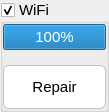
Qt form aui/gui/robot/internal/ui/wifi.ui (argenortega/AUI) before a commit.
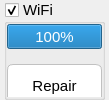
The same form after that commit. Custom widgets are drawn as their Qt base class.

```diff
--- a/aui/gui/robot/internal/ui/wifi.ui
+++ b/aui/gui/robot/internal/ui/wifi.ui
@@ -11,7 +11,7 @@
    </rect>
   </property>
   <property name="sizePolicy">
-   <sizepolicy hsizetype="Minimum" vsizetype="Preferred">
+   <sizepolicy hsizetype="Maximum" vsizetype="Preferred">
     <horstretch>0</horstretch>
     <verstretch>0</verstretch>
    </sizepolicy>
@@ -35,11 +35,17 @@
    <item>
     <widget class="QGroupBox" name="wifiLevel">
      <property name="sizePolicy">
-      <sizepolicy hsizetype="Minimum" vsizetype="Preferred">
+      <sizepolicy hsizetype="Maximum" vsizetype="Preferred">
        <horstretch>0</horstretch>
        <verstretch>0</verstretch>
       </sizepolicy>
      </property>
+     <property name="minimumSize">
+      <size>
+       <width>0</width>
+       <height>30</height>
+      </size>
+     </property>
      <property name="font">
       <font>
        <pointsize>11</pointsize>
@@ -61,7 +67,7 @@
       <item>
        <widget class="QFrame" name="frame">
         <property name="sizePolicy">
-         <sizepolicy hsizetype="Minimum" vsizetype="Minimum">
+         <sizepolicy hsizetype="Maximum" vsizetype="Maximum">
           <horstretch>0</horstretch>
           <verstretch>0</verstretch>
          </sizepolicy>
```
